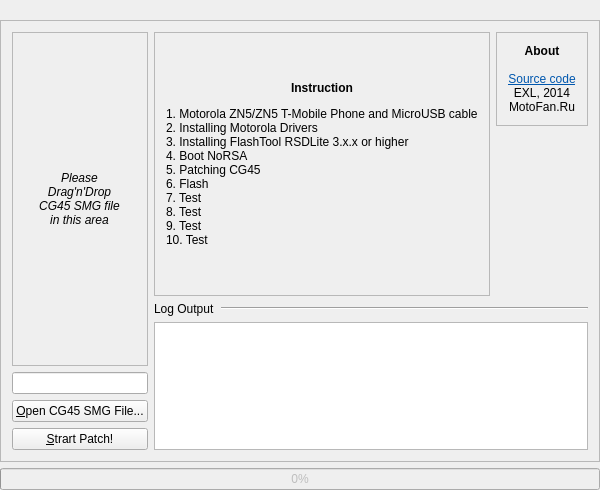
Before: the Qt Designer form Widget.ui in EXL/zUnlock-ZN5, drawn with Qt 5.
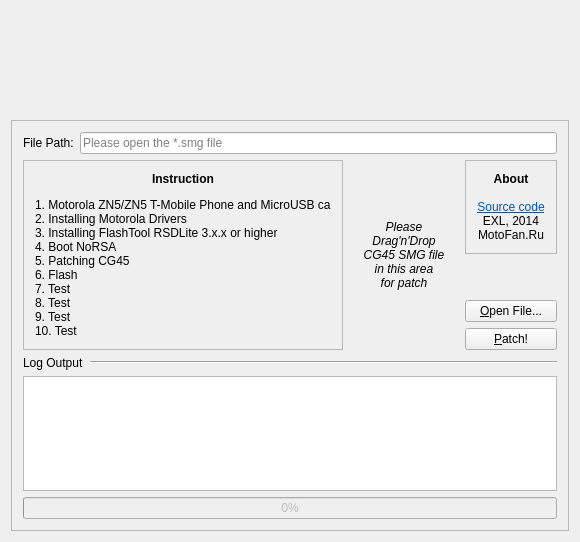
After: the same form once the commit is applied. Icons and pictures are not drawn.

What changed in the file:
```diff
--- a/Widget.ui
+++ b/Widget.ui
@@ -7,28 +7,22 @@
    <rect>
     <x>0</x>
     <y>0</y>
-    <width>562</width>
-    <height>490</height>
+    <width>574</width>
+    <height>542</height>
    </rect>
   </property>
   <property name="windowTitle">
    <string>zUnlock-ZN5</string>
   </property>
-  <layout class="QVBoxLayout" name="verticalLayout">
-   <property name="leftMargin">
-    <number>0</number>
-   </property>
-   <property name="topMargin">
-    <number>0</number>
-   </property>
-   <property name="rightMargin">
-    <number>0</number>
-   </property>
-   <property name="bottomMargin">
-    <number>0</number>
-   </property>
+  <layout class="QVBoxLayout" name="verticalLayout_4">
    <item>
     <widget class="QLabel" name="label">
+     <property name="minimumSize">
+      <size>
+       <width>556</width>
+       <height>103</height>
+      </size>
+     </property>
      <property name="maximumSize">
       <size>
        <width>556</width>
@@ -36,7 +30,7 @@
       </size>
      </property>
      <property name="text">
-      <string>&lt;html&gt;&lt;head/&gt;&lt;body&gt;&lt;p&gt;&lt;img src=&quot;:/gfx/header.png&quot;/&gt;&lt;/p&gt;&lt;/body&gt;&lt;/html&gt;</string>
+      <string>&lt;html&gt;&lt;head/&gt;&lt;body&gt;&lt;p&gt;&lt;br/&gt;&lt;/p&gt;&lt;/body&gt;&lt;/html&gt;</string>
      </property>
     </widget>
    </item>
@@ -48,86 +42,14 @@
      <property name="frameShadow">
       <enum>QFrame::Raised</enum>
      </property>
-     <layout class="QGridLayout" name="gridLayout_3">
-      <item row="0" column="0">
-       <layout class="QGridLayout" name="gridLayout_2">
-        <item row="0" column="0" rowspan="4">
          <layout class="QVBoxLayout" name="verticalLayout_3">
           <item>
-           <widget class="QFrame" name="frameDropFile">
-            <property name="acceptDrops">
-             <bool>false</bool>
-            </property>
-            <property name="frameShape">
-             <enum>QFrame::StyledPanel</enum>
-            </property>
-            <property name="frameShadow">
-             <enum>QFrame::Raised</enum>
-            </property>
-            <layout class="QGridLayout" name="gridLayout">
-             <item row="1" column="1">
-              <widget class="QLabel" name="labelDropFile">
-               <property name="acceptDrops">
-                <bool>false</bool>
-               </property>
+       <layout class="QHBoxLayout" name="horizontalLayout_2">
+        <item>
+         <widget class="QLabel" name="label_2">
                <property name="text">
-                <string>&lt;html&gt;&lt;head/&gt;&lt;body&gt;&lt;p align=&quot;center&quot;&gt;&lt;span style=&quot; font-style:italic;&quot;&gt;Please &lt;br/&gt;Drag'n'Drop &lt;br/&gt;CG45 SMG file &lt;br/&gt;in this area&lt;/span&gt;&lt;/p&gt;&lt;/body&gt;&lt;/html&gt;</string>
-               </property>
-              </widget>
-             </item>
-             <item row="1" column="2">
-              <spacer name="horizontalSpacer">
-               <property name="orientation">
-                <enum>Qt::Horizontal</enum>
-               </property>
-               <property name="sizeHint" stdset="0">
-                <size>
-                 <width>40</width>
-                 <height>20</height>
-                </size>
-               </property>
-              </spacer>
-             </item>
-             <item row="0" column="1">
-              <spacer name="verticalSpacer_3">
-               <property name="orientation">
-                <enum>Qt::Vertical</enum>
-               </property>
-               <property name="sizeHint" stdset="0">
-                <size>
-                 <width>20</width>
-                 <height>40</height>
-                </size>
-               </property>
-              </spacer>
-             </item>
-             <item row="2" column="1">
-              <spacer name="verticalSpacer_4">
-               <property name="orientation">
-                <enum>Qt::Vertical</enum>
-               </property>
-               <property name="sizeHint" stdset="0">
-                <size>
-                 <width>20</width>
-                 <height>40</height>
-                </size>
-               </property>
-              </spacer>
-             </item>
-             <item row="1" column="0">
-              <spacer name="horizontalSpacer_2">
-               <property name="orientation">
-                <enum>Qt::Horizontal</enum>
-               </property>
-               <property name="sizeHint" stdset="0">
-                <size>
-                 <width>40</width>
-                 <height>20</height>
-                </size>
-               </property>
-              </spacer>
-             </item>
-            </layout>
+           <string>File Path:</string>
+          </property>
            </widget>
           </item>
           <item>
@@ -135,31 +57,22 @@
             <property name="readOnly">
              <bool>true</bool>
             </property>
-           </widget>
-          </item>
-          <item>
-           <widget class="QPushButton" name="pushButtonOpenCG45">
-            <property name="text">
-             <string>&amp;Open CG45 SMG File...</string>
-            </property>
-           </widget>
-          </item>
-          <item>
-           <widget class="QPushButton" name="pushButtonStartPatch">
-            <property name="text">
-             <string>&amp;Strart Patch!</string>
+          <property name="placeholderText">
+           <string>Please open the *.smg file</string>
             </property>
            </widget>
           </item>
          </layout>
         </item>
-        <item row="0" column="1" rowspan="2">
+      <item>
+       <layout class="QHBoxLayout" name="horizontalLayout_3">
+        <item>
          <widget class="QFrame" name="frame_3">
-          <property name="sizePolicy">
-           <sizepolicy hsizetype="Expanding" vsizetype="Preferred">
-            <horstretch>0</horstretch>
-            <verstretch>0</verstretch>
-           </sizepolicy>
+          <property name="minimumSize">
+           <size>
+            <width>320</width>
+            <height>0</height>
+           </size>
           </property>
           <property name="frameShape">
            <enum>QFrame::StyledPanel</enum>
@@ -181,7 +94,28 @@
           </layout>
          </widget>
         </item>
-        <item row="0" column="2">
+        <item>
+         <widget class="QLabel" name="labelDropFile">
+          <property name="minimumSize">
+           <size>
+            <width>110</width>
+            <height>175</height>
+           </size>
+          </property>
+          <property name="acceptDrops">
+           <bool>false</bool>
+          </property>
+          <property name="text">
+           <string>&lt;html&gt;&lt;head/&gt;&lt;body&gt;&lt;p align=&quot;center&quot;&gt;&lt;span style=&quot; font-style:italic;&quot;&gt;Please &lt;br/&gt;Drag'n'Drop &lt;br/&gt;CG45 SMG file &lt;br/&gt;in this area&lt;br/&gt;for patch&lt;/span&gt;&lt;/p&gt;&lt;/body&gt;&lt;/html&gt;</string>
+          </property>
+          <property name="alignment">
+           <set>Qt::AlignCenter</set>
+          </property>
+         </widget>
+        </item>
+        <item>
+         <layout class="QVBoxLayout" name="verticalLayout">
+          <item>
          <widget class="QFrame" name="frame_4">
           <property name="frameShape">
            <enum>QFrame::StyledPanel</enum>
@@ -203,20 +137,38 @@
           </layout>
          </widget>
         </item>
-        <item row="1" column="2">
-         <spacer name="verticalSpacer_2">
+          <item>
+           <spacer name="verticalSpacer">
           <property name="orientation">
            <enum>Qt::Vertical</enum>
           </property>
           <property name="sizeHint" stdset="0">
            <size>
-            <width>55</width>
-            <height>78</height>
+              <width>20</width>
+              <height>18</height>
            </size>
           </property>
          </spacer>
         </item>
-        <item row="2" column="1" colspan="2">
+          <item>
+           <widget class="QPushButton" name="pushButtonOpenCG45">
+            <property name="text">
+             <string>&amp;Open File...</string>
+            </property>
+           </widget>
+          </item>
+          <item>
+           <widget class="QPushButton" name="pushButtonStartPatch">
+            <property name="text">
+             <string>&amp;Patch!</string>
+            </property>
+           </widget>
+          </item>
+         </layout>
+        </item>
+       </layout>
+      </item>
+      <item>
          <layout class="QHBoxLayout" name="horizontalLayout">
           <item>
            <widget class="QLabel" name="label_4">
@@ -246,7 +198,7 @@
           </item>
          </layout>
         </item>
-        <item row="3" column="1" colspan="2">
+      <item>
          <widget class="QTextBrowser" name="textBrowser">
           <property name="maximumSize">
            <size>
@@ -257,7 +209,7 @@
           <property name="font">
            <font>
             <family>Monospace</family>
-            <pointsize>6</pointsize>
+          <pointsize>8</pointsize>
            </font>
           </property>
           <property name="lineWrapMode">
@@ -265,11 +217,6 @@
           </property>
          </widget>
         </item>
-       </layout>
-      </item>
-     </layout>
-    </widget>
-   </item>
    <item>
     <widget class="QProgressBar" name="progressBar">
      <property name="enabled">
@@ -278,6 +225,9 @@
      <property name="value">
       <number>0</number>
      </property>
+       </widget>
+      </item>
+     </layout>
     </widget>
    </item>
   </layout>
```
Lines whose indentation alone changed are shown as unchanged.
